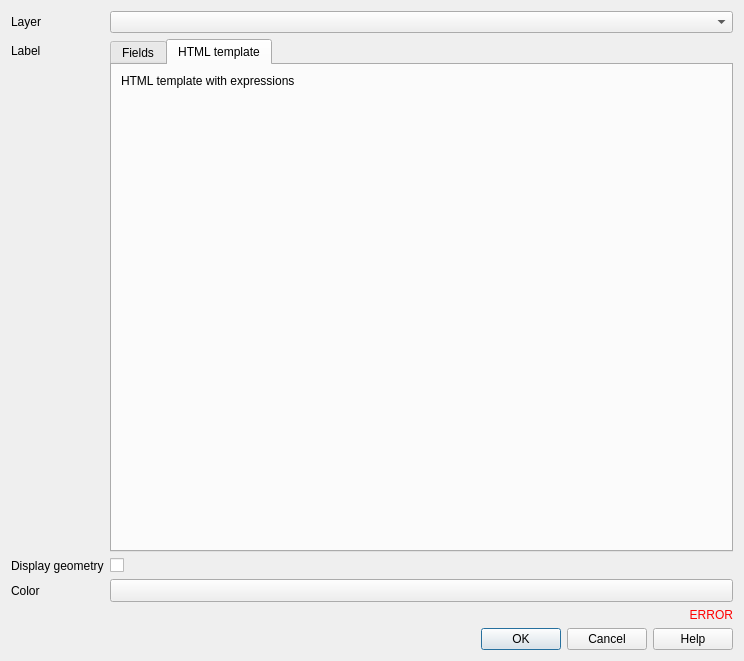
This is lizmap/resources/ui/ui_form_tooltip.ui in 3liz/lizmap-plugin as Qt 5 draws it before an edit. The edited form follows.
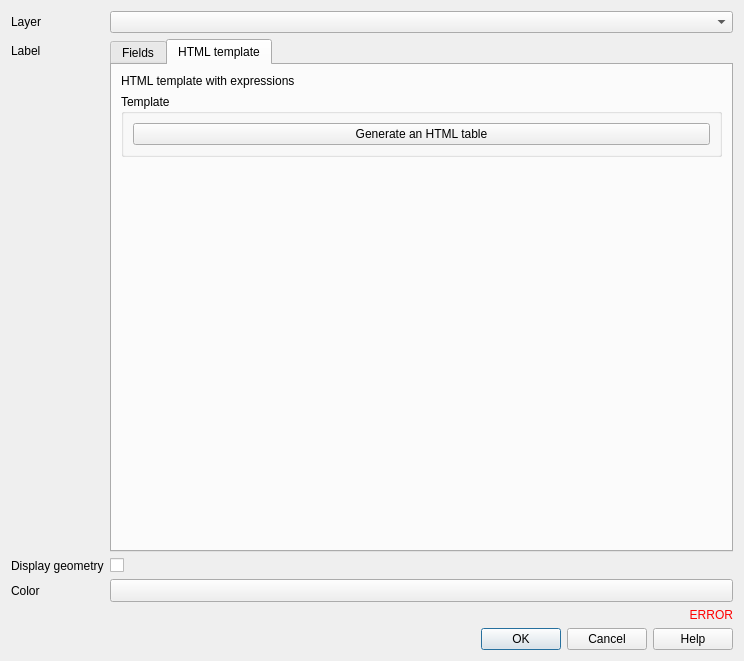
This is the edited form. The open tabs and pages were chosen to show the change. Custom widgets are drawn as their Qt base class.

Commit message: Tooltip - Add button to generate the HTML table

Patch:
```diff
--- a/lizmap/resources/ui/ui_form_tooltip.ui
+++ b/lizmap/resources/ui/ui_form_tooltip.ui
@@ -76,6 +76,28 @@
            </property>
           </widget>
          </item>
+         <item>
+          <widget class="QGroupBox" name="groupBox">
+           <property name="sizePolicy">
+            <sizepolicy hsizetype="Preferred" vsizetype="Maximum">
+             <horstretch>0</horstretch>
+             <verstretch>0</verstretch>
+            </sizepolicy>
+           </property>
+           <property name="title">
+            <string>Template</string>
+           </property>
+           <layout class="QVBoxLayout" name="verticalLayout_4">
+            <item>
+             <widget class="QPushButton" name="generate_table">
+              <property name="text">
+               <string>Generate an HTML table</string>
+              </property>
+             </widget>
+            </item>
+           </layout>
+          </widget>
+         </item>
          <item>
           <widget class="HtmlEditorWidget" name="html_template" native="true"/>
          </item>
```
The commit also changes 2 other files.
